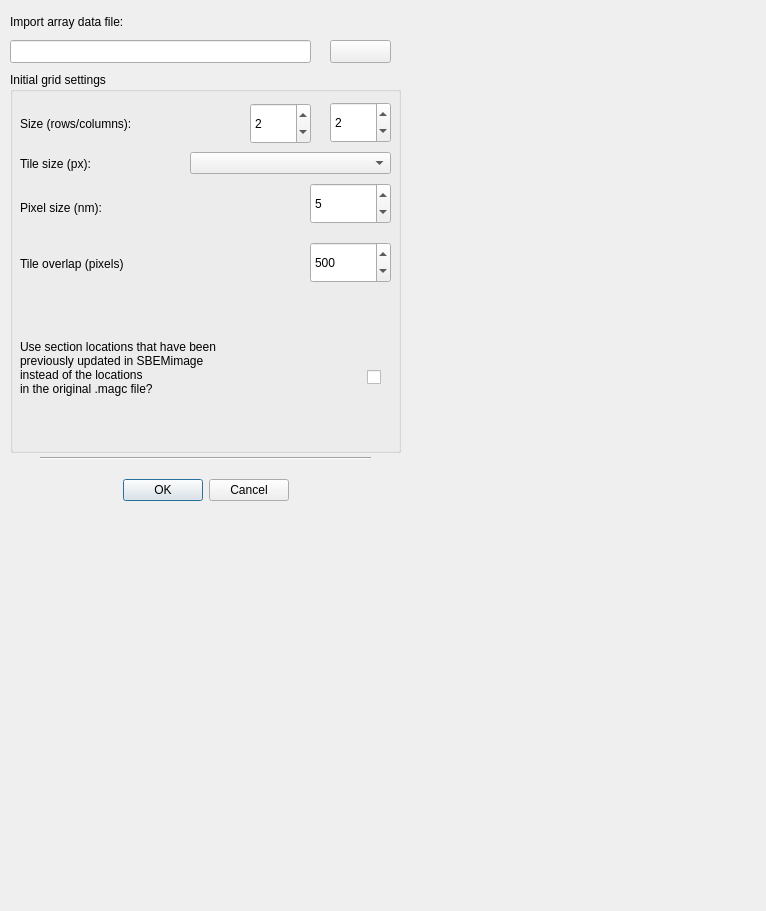
Above: gui/array_data_import_dlg.ui from SBEMimage/SBEMimage before the change. Below: the same form after it.
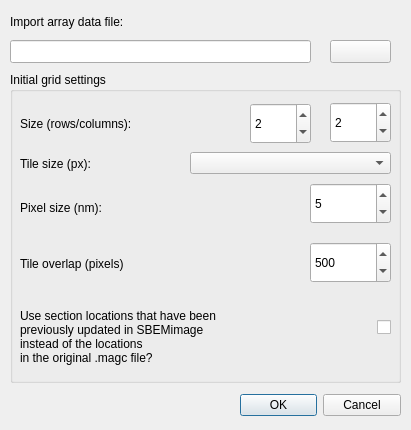
That is the form after the change.

Commit message: Fix for importing old and new magc format, also supporting new yaml format, use default folders for Array import dialogs, added gridmanager functions, many fixes and refactoring.

What changed in the file:
```diff
--- a/gui/array_data_import_dlg.ui
+++ b/gui/array_data_import_dlg.ui
@@ -9,8 +9,8 @@
    <rect>
     <x>0</x>
     <y>0</y>
-    <width>766</width>
-    <height>911</height>
+    <width>411</width>
+    <height>430</height>
    </rect>
   </property>
   <property name="sizePolicy">
@@ -25,19 +25,6 @@
   <property name="layoutDirection">
    <enum>Qt::RightToLeft</enum>
   </property>
-  <widget class="Line" name="line_2">
-   <property name="geometry">
-    <rect>
-     <x>40</x>
-     <y>450</y>
-     <width>331</width>
-     <height>16</height>
-    </rect>
-   </property>
-   <property name="orientation">
-    <enum>Qt::Horizontal</enum>
-   </property>
-  </widget>
   <widget class="QLabel" name="label">
    <property name="geometry">
     <rect>
@@ -80,7 +67,7 @@
      <x>10</x>
      <y>72</y>
      <width>391</width>
-     <height>381</height>
+     <height>311</height>
     </rect>
    </property>
    <property name="layoutDirection">
@@ -236,8 +223,8 @@
    <widget class="QCheckBox" name="checkBox">
     <property name="geometry">
      <rect>
-      <x>320</x>
-      <y>280</y>
+      <x>330</x>
+      <y>230</y>
       <width>51</width>
       <height>51</height>
      </rect>
@@ -253,9 +240,9 @@
     <property name="geometry">
      <rect>
       <x>10</x>
-      <y>250</y>
+      <y>230</y>
       <width>305</width>
-      <height>92</height>
+      <height>71</height>
      </rect>
     </property>
     <property name="text">
@@ -266,10 +253,10 @@
   <widget class="QDialogButtonBox" name="pushButton_import">
    <property name="geometry">
     <rect>
-     <x>40</x>
-     <y>460</y>
-     <width>331</width>
-     <height>61</height>
+     <x>240</x>
+     <y>390</y>
+     <width>161</width>
+     <height>31</height>
     </rect>
    </property>
    <property name="layoutDirection">
```
The commit also changes 12 other files.
